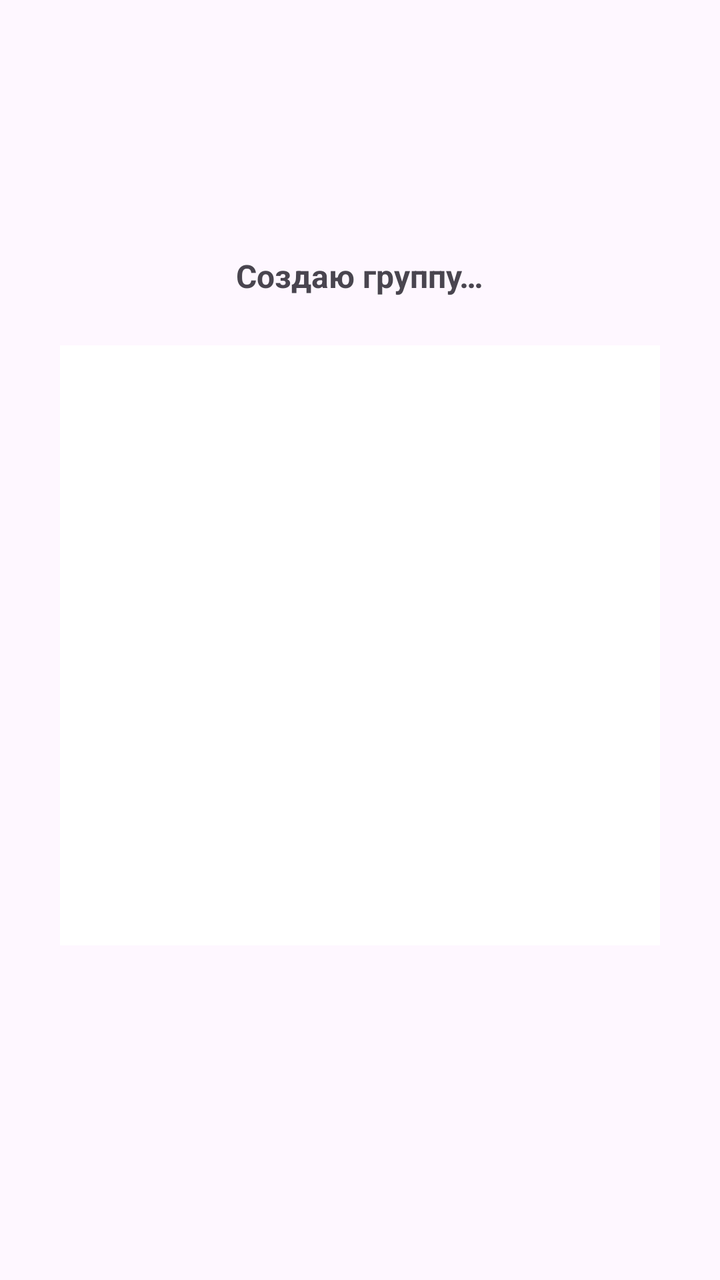
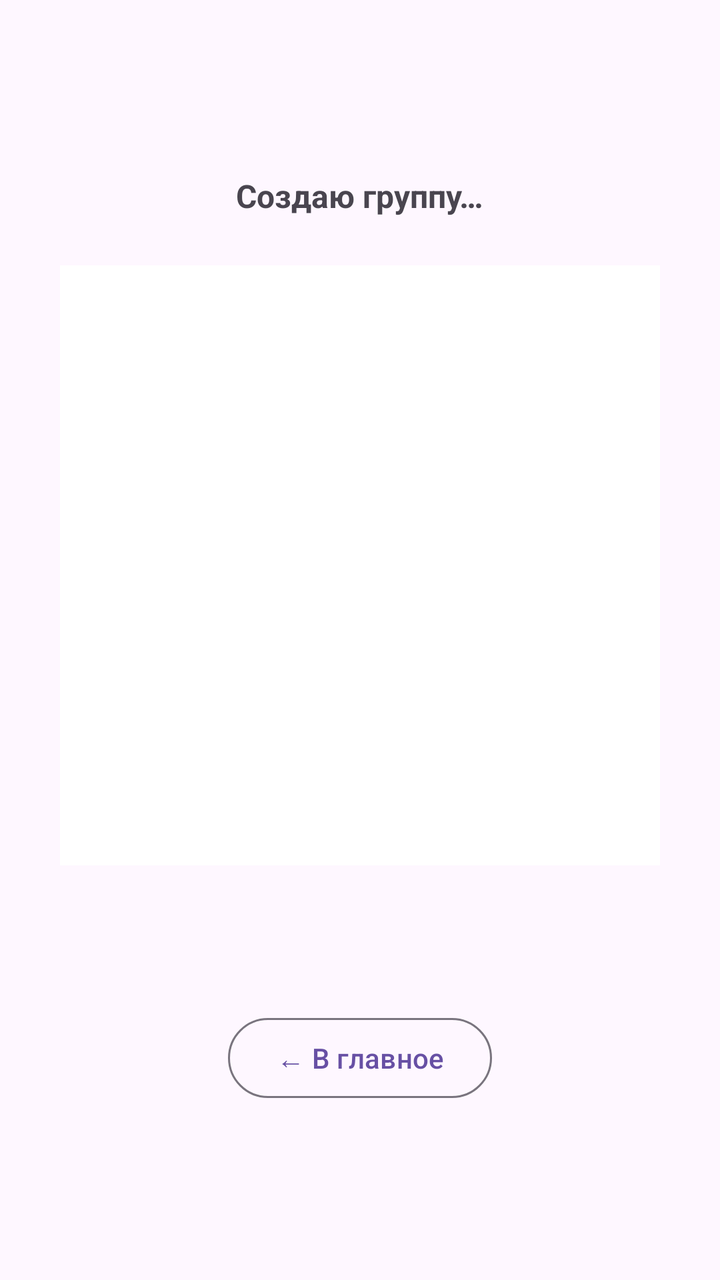

Before-and-after screenshots of an Android layout around one commit, followed by the original layout XML and the change that was made.
<!-- AndroidManifest.xml: application theme Theme.Atom.Main -->
<!-- res/layout/activity_qr_share.xml -->
<?xml version="1.0" encoding="utf-8"?>
<LinearLayout xmlns:android="http://schemas.android.com/apk/res/android"
    android:layout_width="match_parent"
    android:layout_height="match_parent"
    android:orientation="vertical"
    android:gravity="center"
    android:padding="24dp">

    <TextView
        android:id="@+id/statusText"
        android:layout_width="wrap_content"
        android:layout_height="wrap_content"
        android:textSize="16sp"
        android:textStyle="bold"
        android:text="Создаю группу…" />

    <ImageView
        android:id="@+id/qrImage"
        android:layout_width="300dp"
        android:layout_height="300dp"
        android:layout_marginTop="24dp"
        android:background="#FFFFFF"
        android:contentDescription="QR" />

    <TextView
        android:id="@+id/infoText"
        android:layout_width="wrap_content"
        android:layout_height="wrap_content"
        android:layout_marginTop="24dp"
        android:fontFamily="monospace"
        android:textSize="12sp"
        android:textAlignment="center" />
</LinearLayout>
<!-- resources referenced by this layout -->
<resources>
  <style name="Theme.Atom.Main" parent="Theme.Material3.DayNight.NoActionBar">
          <item name="android:statusBarColor">?attr/colorSurface</item>
          <item name="android:windowLightStatusBar" tools:targetApi="m">true</item>
      </style>
</resources>

<!-- the commit's change to res/layout/activity_qr_share.xml (unified diff, before → after) -->
@@ -30,4 +30,12 @@
         android:fontFamily="monospace"
         android:textSize="12sp"
         android:textAlignment="center" />
+
+    <com.google.android.material.button.MaterialButton
+        android:id="@+id/btnClose"
+        style="@style/Widget.Material3.Button.OutlinedButton"
+        android:layout_width="wrap_content"
+        android:layout_height="wrap_content"
+        android:layout_marginTop="32dp"
+        android:text="← В главное" />
 </LinearLayout>
